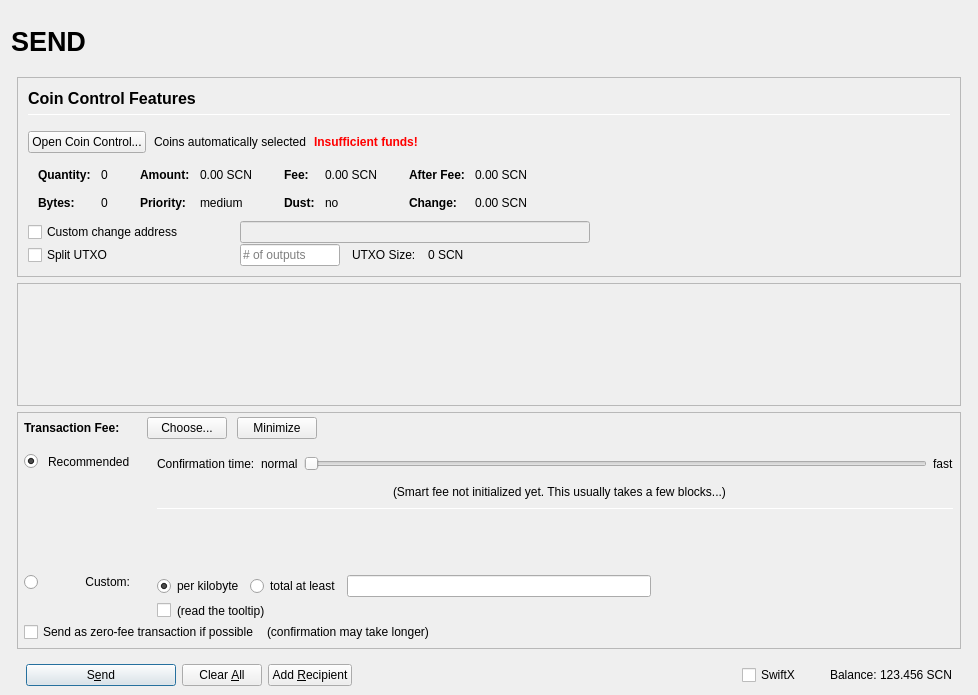
Old version of the form src/qt/forms/sendcoinsdialog.ui in the repository Salvage-Ex/Salvage.
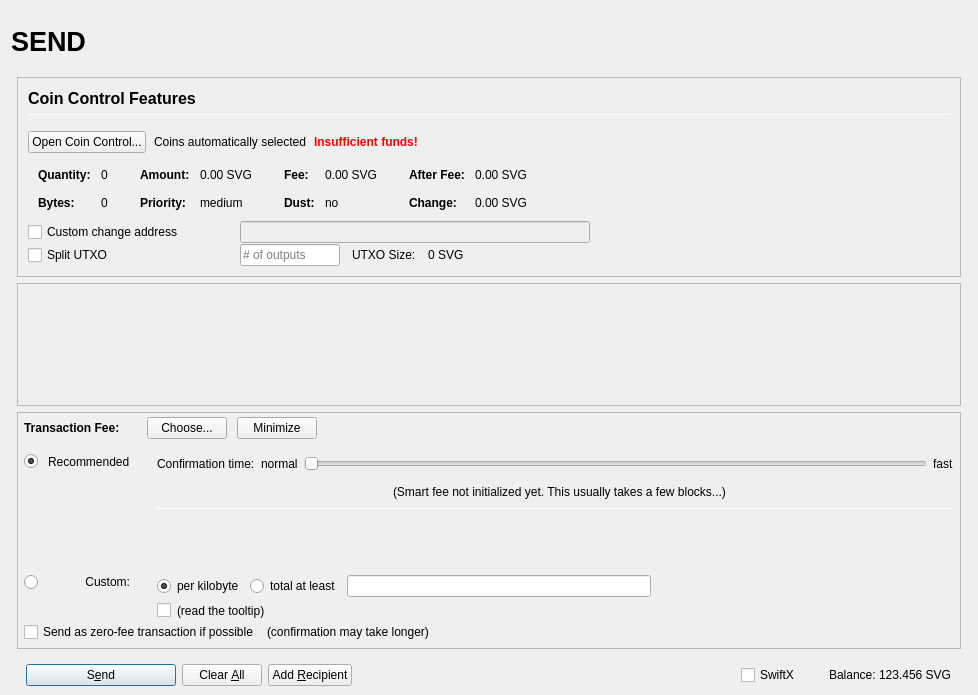
New version of the form. Icons and pictures are not drawn. Custom widgets are drawn as their Qt base class.

What changed in the file:
```diff
--- a/src/qt/forms/sendcoinsdialog.ui
+++ b/src/qt/forms/sendcoinsdialog.ui
@@ -493,7 +493,7 @@
                         <enum>Qt::ActionsContextMenu</enum>
                        </property>
                        <property name="text">
-                        <string notr="true">0.00 SCN</string>
+                        <string notr="true">0.00 SVG</string>
                        </property>
                        <property name="textInteractionFlags">
                         <set>Qt::LinksAccessibleByMouse|Qt::TextSelectableByKeyboard|Qt::TextSelectableByMouse</set>
@@ -573,7 +573,7 @@
                         <enum>Qt::ActionsContextMenu</enum>
                        </property>
                        <property name="text">
-                        <string notr="true">0.00 SCN</string>
+                        <string notr="true">0.00 SVG</string>
                        </property>
                        <property name="textInteractionFlags">
                         <set>Qt::LinksAccessibleByMouse|Qt::TextSelectableByKeyboard|Qt::TextSelectableByMouse</set>
@@ -653,7 +653,7 @@
                         <enum>Qt::ActionsContextMenu</enum>
                        </property>
                        <property name="text">
-                        <string notr="true">0.00 SCN</string>
+                        <string notr="true">0.00 SVG</string>
                        </property>
                        <property name="textInteractionFlags">
                         <set>Qt::LinksAccessibleByMouse|Qt::TextSelectableByKeyboard|Qt::TextSelectableByMouse</set>
@@ -682,7 +682,7 @@
                         <enum>Qt::ActionsContextMenu</enum>
                        </property>
                        <property name="text">
-                        <string notr="true">0.00 SCN</string>
+                        <string notr="true">0.00 SVG</string>
                        </property>
                        <property name="textInteractionFlags">
                         <set>Qt::LinksAccessibleByMouse|Qt::TextSelectableByKeyboard|Qt::TextSelectableByMouse</set>
@@ -849,7 +849,7 @@
                 <item>
                  <widget class="QLabel" name="labelBlockSize">
                   <property name="text">
-                   <string>0 SCN</string>
+                   <string>0 SVG</string>
                   </property>
                  </widget>
                 </item>
@@ -1715,7 +1715,7 @@
                 <cursorShape>IBeamCursor</cursorShape>
                </property>
                <property name="text">
-                <string notr="true">123.456 SCN</string>
+                <string notr="true">123.456 SVG</string>
                </property>
                <property name="textInteractionFlags">
                 <set>Qt::LinksAccessibleByMouse|Qt::TextSelectableByKeyboard|Qt::TextSelectableByMouse</set>
```
Left out of the diff: 4 changed lines with no effect on the pictures.
